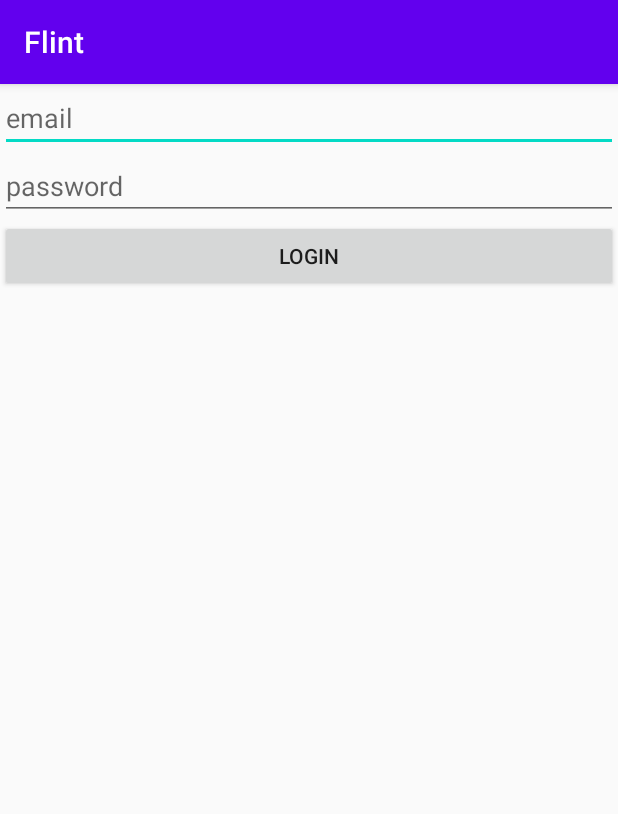
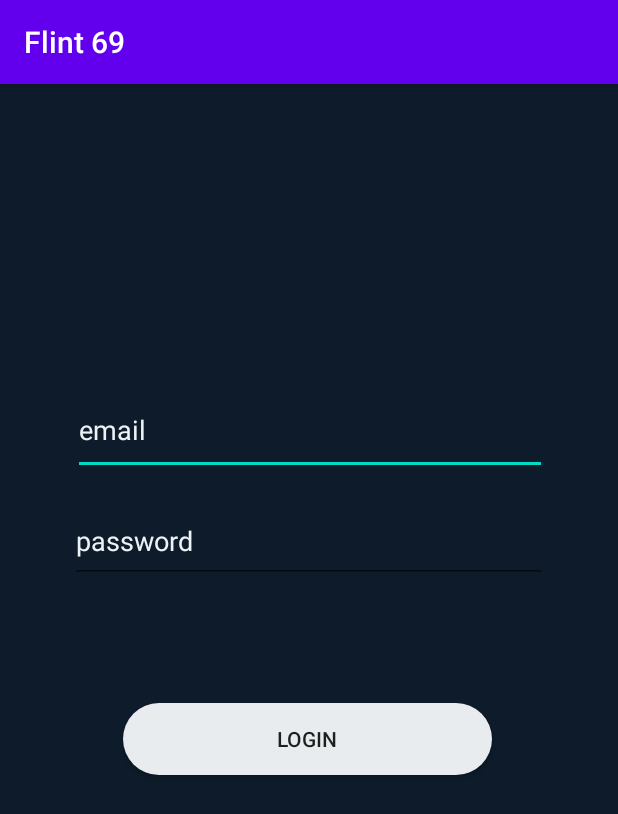
Before and after one commit to Baranga69/Flint_69, an Android app: the screen it shows after launch (Login), after a tap on "LOGIN", on a phone screen of 412 x 824 dp. Shown: the top 814 px of the screen. Run offline under Robolectric (Android 15) with nearby library versions, the phone set to English and light mode, and no system bars; our stand-ins replace Firebase (no records; nobody signed in at launch, a user with empty details on screens opened directly).

Commit message:
Changes on the layout
Login page outlook is updated and opening page

```diff
--- a/app/src/main/java/com/example/flint/Matches/Matches.java
+++ b/app/src/main/java/com/example/flint/Matches/Matches.java
@@ -32,7 +32,7 @@ public class Matches extends AppCompatActivity {
 
         currentUID = FirebaseAuth.getInstance().getCurrentUser().getUid();
 
-        mRecyclerView=(RecyclerView) findViewById(R.id.mRecyclerView);
+        mRecyclerView=(RecyclerView) findViewById(R.id.RecyclerView);
         mRecyclerView.setNestedScrollingEnabled(false);
         mRecyclerView.setHasFixedSize(true);
         mMatchesLayoutManager = new LinearLayoutManager(Matches.this);
@@ -49,7 +49,7 @@ public class Matches extends AppCompatActivity {
 
     private void getUserMatchId() {
 
-        DatabaseReference matchDatabase = FirebaseDatabase.getInstance().getReference().child("Users").child(currentUID).child("Connections").child("matches");
+        DatabaseReference matchDatabase = FirebaseDatabase.getInstance().getReference().child("Users").child(currentUID).child("connections").child("matches");
         matchDatabase.addListenerForSingleValueEvent(new ValueEventListener() {
             @Override
             public void onDataChange(@NonNull DataSnapshot snapshot) {
--- a/app/src/main/java/com/example/flint/Matches/MatchesAdapter.java
+++ b/app/src/main/java/com/example/flint/Matches/MatchesAdapter.java
@@ -28,7 +28,7 @@ public class MatchesAdapter extends RecyclerView.Adapter<MatchesViewHolders> {
     @Override
     public MatchesViewHolders onCreateViewHolder(@NonNull ViewGroup parent, int viewType) {
         View layoutView = LayoutInflater.from(parent.getContext()).inflate(R.layout.item_matches, null, false);
-        RecyclerView.LayoutParams lp = new RecyclerView.LayoutParams(ViewGroup.LayoutParams.MATCH_PARENT, ViewGroup.LayoutParams.MATCH_PARENT);
+        RecyclerView.LayoutParams lp = new RecyclerView.LayoutParams(ViewGroup.LayoutParams.MATCH_PARENT, ViewGroup.LayoutParams.WRAP_CONTENT);
         layoutView.setLayoutParams(lp);
         MatchesViewHolders rcv = new MatchesViewHolders((layoutView));
         return rcv;
--- /dev/null
+++ b/app/src/main/res/drawable/login_button.xml
@@ -0,0 +1,5 @@
+<?xml version="1.0" encoding="utf-8"?>
+<shape xmlns:android="http://schemas.android.com/apk/res/android" android:shape="rectangle">
+    <solid android:color="@color/colorPinkish"></solid>
+    <corners android:radius="75dp"/>
+</shape>
--- /dev/null
+++ b/app/src/main/res/drawable/signup_button.xml
@@ -0,0 +1,5 @@
+<?xml version="1.0" encoding="utf-8"?>
+<shape xmlns:android="http://schemas.android.com/apk/res/android" android:shape="rectangle">
+    <solid android:color="#e9ecef"></solid>
+    <corners android:radius="75dp"/>
+</shape>
--- a/app/src/main/res/layout/activity_login.xml
+++ b/app/src/main/res/layout/activity_login.xml
@@ -1,27 +1,52 @@
 <?xml version="1.0" encoding="utf-8"?>
-<LinearLayout xmlns:android="http://schemas.android.com/apk/res/android"
+<RelativeLayout xmlns:android="http://schemas.android.com/apk/res/android"
     xmlns:app="http://schemas.android.com/apk/res-auto"
     xmlns:tools="http://schemas.android.com/tools"
     android:layout_width="match_parent"
     android:layout_height="match_parent"
     tools:context=".Register"
+    android:background="@color/colorDark"
     android:orientation="vertical">
 
     <EditText
-        android:layout_width="match_parent"
-        android:layout_height="wrap_content"
+        android:id="@+id/email"
+        android:layout_width="316dp"
+        android:layout_height="59dp"
+        android:layout_above="@+id/password"
+        android:layout_alignParentEnd="true"
+        android:layout_alignParentRight="true"
+        android:layout_marginEnd="47dp"
+        android:layout_marginRight="47dp"
+        android:layout_marginBottom="16dp"
         android:hint="email"
-        android:id="@+id/email"/>
+        android:textColor="@color/colorText"
+        android:textColorHint="@color/colorText" />
 
     <EditText
-        android:layout_width="match_parent"
-        android:layout_height="wrap_content"
+        android:id="@+id/password"
+        android:layout_width="318dp"
+        android:layout_height="56dp"
+        android:layout_above="@+id/Login"
+        android:layout_alignParentEnd="true"
+        android:layout_alignParentRight="true"
+        android:layout_marginEnd="47dp"
+        android:layout_marginRight="47dp"
+        android:layout_marginBottom="80dp"
         android:hint="password"
-        android:id="@+id/password"/>
+        android:inputType="textPassword"
+        android:textColor="@color/colorText"
+        android:textColorHint="@color/colorText" />
 
     <Button
-        android:layout_width="match_parent"
+        android:id="@+id/Login"
+        android:layout_width="246dp"
         android:layout_height="wrap_content"
-        android:text="Login"
-        android:id="@+id/Login"/>
-</LinearLayout>
+        android:layout_alignParentEnd="true"
+        android:layout_alignParentRight="true"
+        android:layout_alignParentBottom="true"
+        android:layout_marginEnd="84dp"
+        android:layout_marginRight="84dp"
+        android:layout_marginBottom="307dp"
+        android:background="@drawable/signup_button"
+        android:text="Login" />
+</RelativeLayout>
--- a/app/src/main/res/layout/activity_matches.xml
+++ b/app/src/main/res/layout/activity_matches.xml
@@ -10,7 +10,7 @@
         android:layout_height="match_parent">
 
         <androidx.recyclerview.widget.RecyclerView
-            android:id="@+id/mRecyclerView"
+            android:id="@+id/RecyclerView"
             android:layout_width="match_parent"
             android:layout_height="wrap_content"
             android:scrollbars="vertical"/>
--- a/app/src/main/res/layout/item_matches.xml
+++ b/app/src/main/res/layout/item_matches.xml
@@ -20,22 +20,25 @@
         android:layout_gravity="center"
         android:orientation="vertical"
         android:paddingLeft="20sp"
-        />
+        >
 
     <TextView
         android:id="@+id/MatchName"
         android:layout_width="match_parent"
         android:layout_height="wrap_content"
+        android:text="Matches Name"
         android:layout_gravity="center"
 
         />
 
     <TextView
         android:id="@+id/MatchId"
+        android:text="MatchesId"
         android:layout_width="match_parent"
         android:layout_height="wrap_content"
         android:layout_gravity="center"
         android:paddingBottom="20sp"
          />
+    </LinearLayout>
 
 </LinearLayout>
--- a/app/src/main/res/values/colors.xml
+++ b/app/src/main/res/values/colors.xml
@@ -3,4 +3,10 @@
     <color name="colorPrimary">#6200EE</color>
     <color name="colorPrimaryDark">#3700B3</color>
     <color name="colorAccent">#03DAC5</color>
+    <color name="colorOkay">#d90429</color>
+    <color name="colorText">#edf2f4</color>
+    <color name="colorPinkish">#778da9</color>
+    <color name="colorBackground">#8d99ae</color>
+    <color name="colorDark">#0d1b2a</color>
+
 </resources>
--- a/app/src/main/res/values/strings.xml
+++ b/app/src/main/res/values/strings.xml
@@ -1,3 +1,3 @@
 <resources>
-    <string name="app_name">Flint</string>
+    <string name="app_name">Flint 69</string>
 </resources>
```
Also changed, not shown: app/src/main/res/layout/activity_login__registration.xml (+24 -8 lines).
